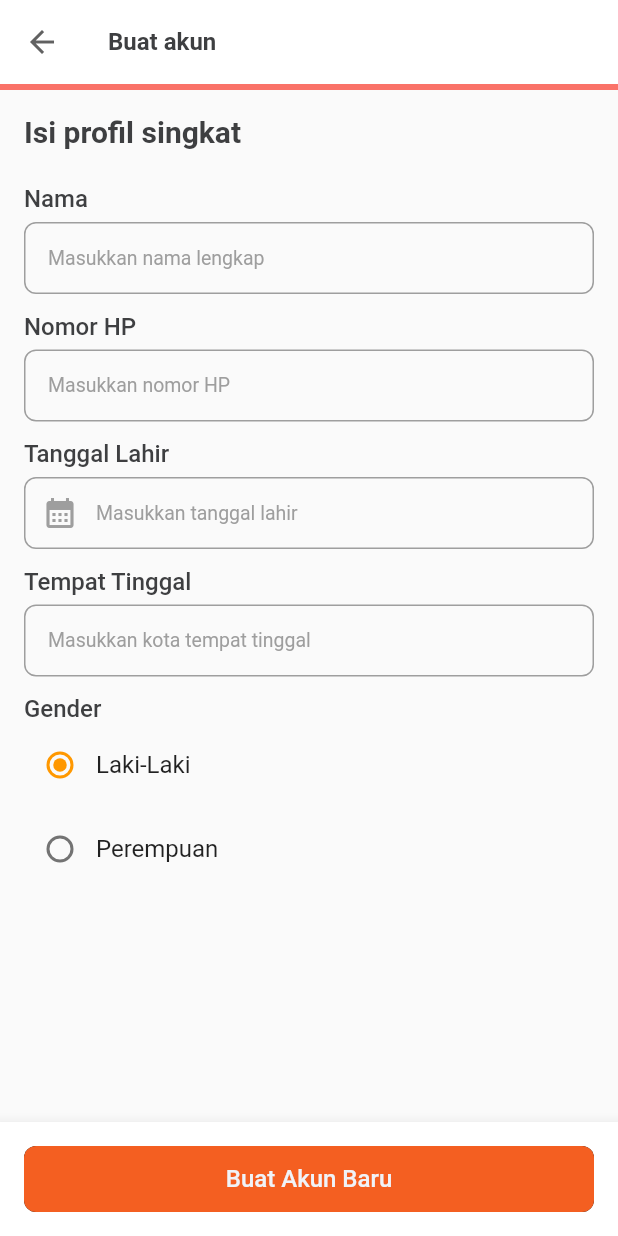
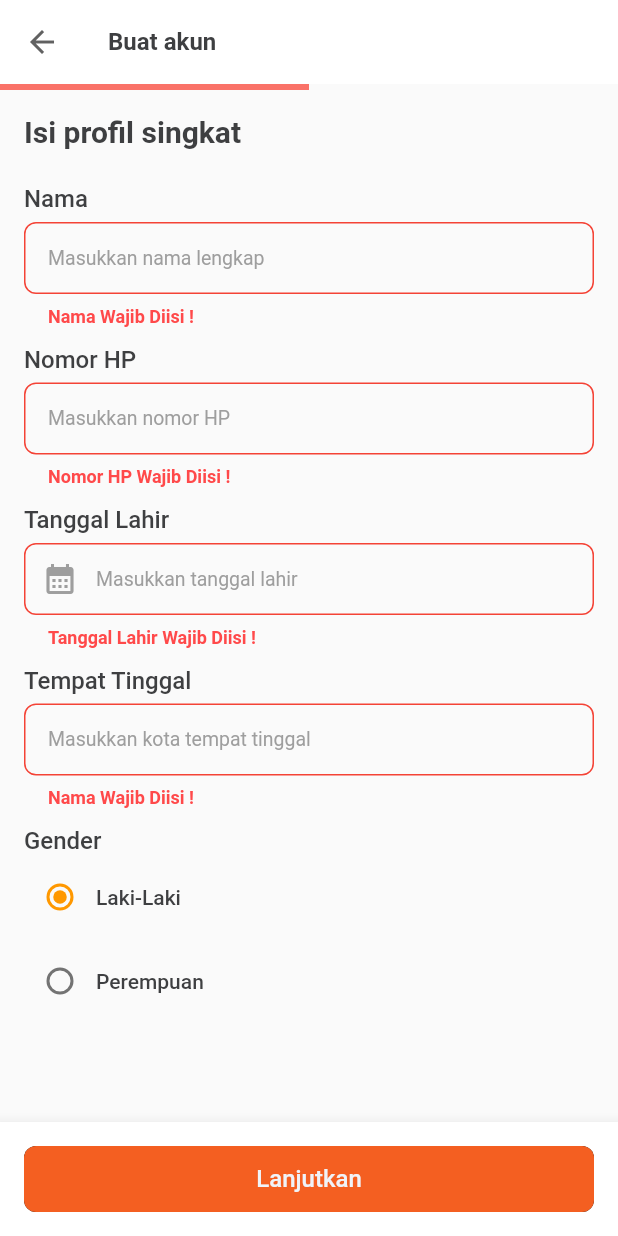
Before and after one commit to zseank213/outlive, a Flutter app: the RegisterPersonalDataStep screen opened directly with empty values, after a tap on "Lanjutkan", on a phone screen of 412 x 824 dp. Run offline on Flutter 3.47's test engine with Material 2 defaults, Android fonts, the phone set to English and light mode, and no system bars; drawn by our look-alikes of flutter_animation_progress_bar; our stand-ins replace dio, flutter_bloc, flutter_datetime_picker, flutter_easyloading, flutter_secure_storage, flutter_svg and 3 more; accounts and stored records are empty; network calls fail; statements that could not run were skipped.

Commit message:
Quiz Step 1

```diff
--- a/lib/modules/register/model/model.dart
+++ b/lib/modules/register/model/model.dart
@@ -1 +1,3 @@
 export 'data_register_model.dart';
+export 'quiz_step_two_model.dart';
+export 'quiz_step_one_model.dart';
--- a/lib/modules/register/widget/register_email_step.dart
+++ b/lib/modules/register/widget/register_email_step.dart
@@ -17,7 +17,10 @@ class RegisterEmailStep extends StatefulWidget {
   State<RegisterEmailStep> createState() => _RegisterEmailStepState();
 }
 
-class _RegisterEmailStepState extends State<RegisterEmailStep> {
+class _RegisterEmailStepState extends State<RegisterEmailStep> with AutomaticKeepAliveClientMixin {
+  @override
+  bool get wantKeepAlive => true;
+
   final TextEditingController _emailController = TextEditingController();
 
   bool isPassword = true;
--- a/lib/modules/register/widget/register_personal_data_step.dart
+++ b/lib/modules/register/widget/register_personal_data_step.dart
@@ -1,5 +1,6 @@
 import 'package:flutter/material.dart';
 import 'package:Eiger/lib.dart';
+import 'package:flutter/services.dart';
 import 'package:flutter_animation_progress_bar/flutter_animation_progress_bar.dart';
 import 'package:flutter_datetime_picker/flutter_datetime_picker.dart';
 
@@ -28,6 +29,9 @@ class _RegisterPersonalDataStepState extends State<RegisterPersonalDataStep> {
 
   final PageController pageController = PageController();
 
+  final _formBioDataKey = GlobalKey<FormState>();
+  final _formPasswordKey = GlobalKey<FormState>();
+
   @override
   Widget build(BuildContext context) {
     return Scaffold(
@@ -47,11 +51,16 @@ class _RegisterPersonalDataStepState extends State<RegisterPersonalDataStep> {
           } else {
             setState(() {
               currentValue -= 50;
+              pageController.previousPage(duration: Duration(milliseconds: 250), curve: Curves.easeIn);
             });
           }
         },
       ),
-      body: Column(
+      body: InkWell(
+        onTap: () {
+          FocusScope.of(context).unfocus();
+        },
+        child: Column(
           children: [
             FAProgressBar(
               currentValue: currentValue,
@@ -65,8 +74,11 @@ class _RegisterPersonalDataStepState extends State<RegisterPersonalDataStep> {
                 padding: const EdgeInsets.all(16.0),
                 child: PageView(
                   controller: pageController,
+                  physics: NeverScrollableScrollPhysics(),
                   children: [
-                  SingleChildScrollView(
+                    Form(
+                      key: _formBioDataKey,
+                      child: SingleChildScrollView(
                         child: Column(
                           crossAxisAlignment: CrossAxisAlignment.start,
                           children: [
@@ -81,10 +93,26 @@ class _RegisterPersonalDataStepState extends State<RegisterPersonalDataStep> {
                             TittleAndTextField(
                               tittle: "Nama",
                               hintText: "Masukkan nama lengkap",
+                              validator: (value) {
+                                if (value!.isEmpty) {
+                                  return "Nama Wajib Diisi !";
+                                }
+                              },
+                              textInputAction: TextInputAction.next,
                             ),
                             TittleAndTextField(
                               tittle: "Nomor HP",
                               hintText: "Masukkan nomor HP",
+                              validator: (value) {
+                                if (value!.isEmpty) {
+                                  return "Nomor HP Wajib Diisi !";
+                                }
+                              },
+                              inputFormatter: [
+                                FilteringTextInputFormatter.digitsOnly,
+                              ],
+                              textInputAction: TextInputAction.next,
+                              textInputType: TextInputType.phone,
                             ),
                             TittleAndTextFieldPrefix(
                               tittle: "Tanggal Lahir",
@@ -95,6 +123,11 @@ class _RegisterPersonalDataStepState extends State<RegisterPersonalDataStep> {
                                 color: neutral70,
                               ),
                               hintText: "Masukkan tanggal lahir",
+                              validator: (value) {
+                                if (value!.isEmpty) {
+                                  return "Tanggal Lahir Wajib Diisi !";
+                                }
+                              },
                               onTap: () {
                                 DatePicker.showDatePicker(
                                   context,
@@ -122,13 +155,22 @@ class _RegisterPersonalDataStepState extends State<RegisterPersonalDataStep> {
                             TittleAndTextField(
                               tittle: "Tempat Tinggal",
                               hintText: "Masukkan kota tempat tinggal",
+                              validator: (value) {
+                                if (value!.isEmpty) {
+                                  return "Nama Wajib Diisi !";
+                                }
+                              },
+                              textInputAction: TextInputAction.next,
                             ),
                             Text(
                               "Gender",
                               style: textMedium(color: neutral90),
                             ),
                             ListTile(
-                          title: const Text('Laki-Laki'),
+                              title: Text(
+                                'Laki-Laki',
+                                style: textNormal(color: neutral90),
+                              ),
                               leading: Radio(
                                 value: GenderRadio.Laki,
                                 groupValue: _genderRadio,
@@ -142,7 +184,10 @@ class _RegisterPersonalDataStepState extends State<RegisterPersonalDataStep> {
                               horizontalTitleGap: 0,
                             ),
                             ListTile(
-                          title: const Text('Perempuan'),
+                              title: Text(
+                                'Perempuan',
+                                style: textNormal(color: neutral90),
+                              ),
                               leading: Radio(
                                 value: GenderRadio.Perempuan,
                                 groupValue: _genderRadio,
@@ -158,11 +203,46 @@ class _RegisterPersonalDataStepState extends State<RegisterPersonalDataStep> {
                           ],
                         ),
                       ),
+                    ),
+                    Form(
+                      key: _formPasswordKey,
+                      child: Column(
+                        crossAxisAlignment: CrossAxisAlignment.start,
+                        children: [
+                          Text(
+                            "Buat Password",
+                            style: textLarge(color: neutral90, isBold: true),
+                          ),
+                          AppDimens.verticalSpace24,
+                          TittleAndTextField(
+                            tittle: "Password",
+                            hintText: "Masukkan password",
+                            isPassword: true,
+                            validator: (value) {
+                              if (value!.isEmpty) {
+                                return "Password Wajib Diisi !";
+                              }
+                            },
+                          ),
+                          TittleAndTextField(
+                            tittle: "Konfirmasi Password",
+                            hintText: "Masukkan password",
+                            isPassword: true,
+                            validator: (value) {
+                              if (value!.isEmpty) {
+                                return "Password Wajib Diisi !";
+                              }
+                            },
+                          ),
+                        ],
+                      ),
+                    ),
                   ],
                 ),
               ),
             ),
           ],
+        ),
       ),
       bottomNavigationBar: BottomAppBar(
         child: Padding(
@@ -171,11 +251,17 @@ class _RegisterPersonalDataStepState extends State<RegisterPersonalDataStep> {
             text: currentValue == 50 ? "Lanjutkan" : "Buat Akun Baru",
             onTap: () {
               if (currentValue < 100) {
+                if (_formBioDataKey.currentState!.validate()) {
                   setState(() {
                     currentValue += 50;
                   });
+                  pageController.nextPage(duration: Duration(milliseconds: 250), curve: Curves.easeIn);
+                }
               } else {
-                print("CREATE");
+                // print("CREATE");
+                if (_formPasswordKey.currentState!.validate()) {
+                  widget.pageController.nextPage(duration: Duration(milliseconds: 250), curve: Curves.easeIn);
+                }
               }
             },
             textStyle: textMedium(color: neutral30),
--- a/lib/modules/register/widget/widget.dart
+++ b/lib/modules/register/widget/widget.dart
@@ -1,3 +1,5 @@
 export 'register_bottom_sheet.dart';
 export 'register_email_step.dart';
 export 'register_personal_data_step.dart';
+export 'register_success_step.dart';
+export 'register_quiz_step.dart';
--- a/lib/utils/app_color.dart
+++ b/lib/utils/app_color.dart
@@ -22,6 +22,7 @@ const greyPrimary = const Color(0xffE5E5E5);
 
 //secondary
 const secondaryGrey = const Color(0xffE0DEDE);
+const secondaryPrimary = const Color(0xffFFF7ED);
 
 //green
 const greenProfit = const Color(0xff4FDE4C);
```
Also changed, not shown: lib/dummy/quiz_step.json (added, +23 -0 lines), lib/dummy/quiz_step_two.json (added, +29 -0 lines), lib/modules/register/bottom_sheet/register_bottom_sheet.dart (+10 -1 lines), lib/modules/register/model/quiz_step_one_model.dart (added, +46 -0 lines), lib/modules/register/model/quiz_step_two_model.dart (added, +65 -0 lines), lib/modules/register/widget/register_quiz_step.dart (added, +150 -0 lines), lib/modules/register/widget/register_success_step.dart (added, +59 -0 lines), assets/images/icons/CheckIcon.svg (added), 1 other file. Lines whose indentation alone changed are shown as unchanged.
